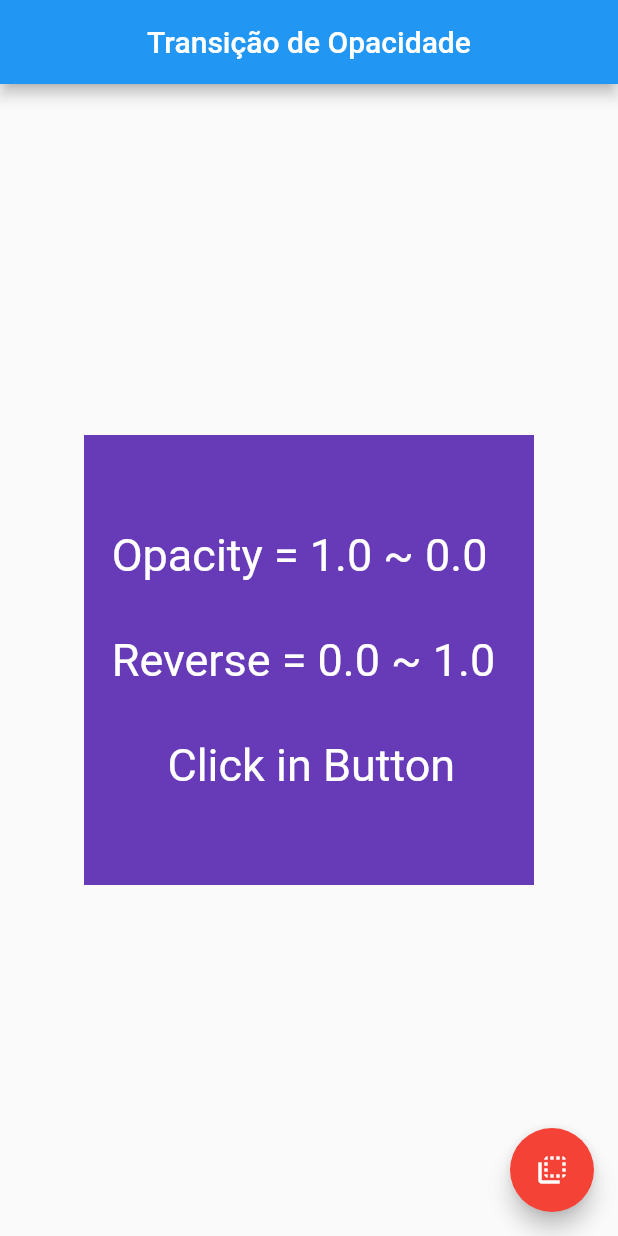
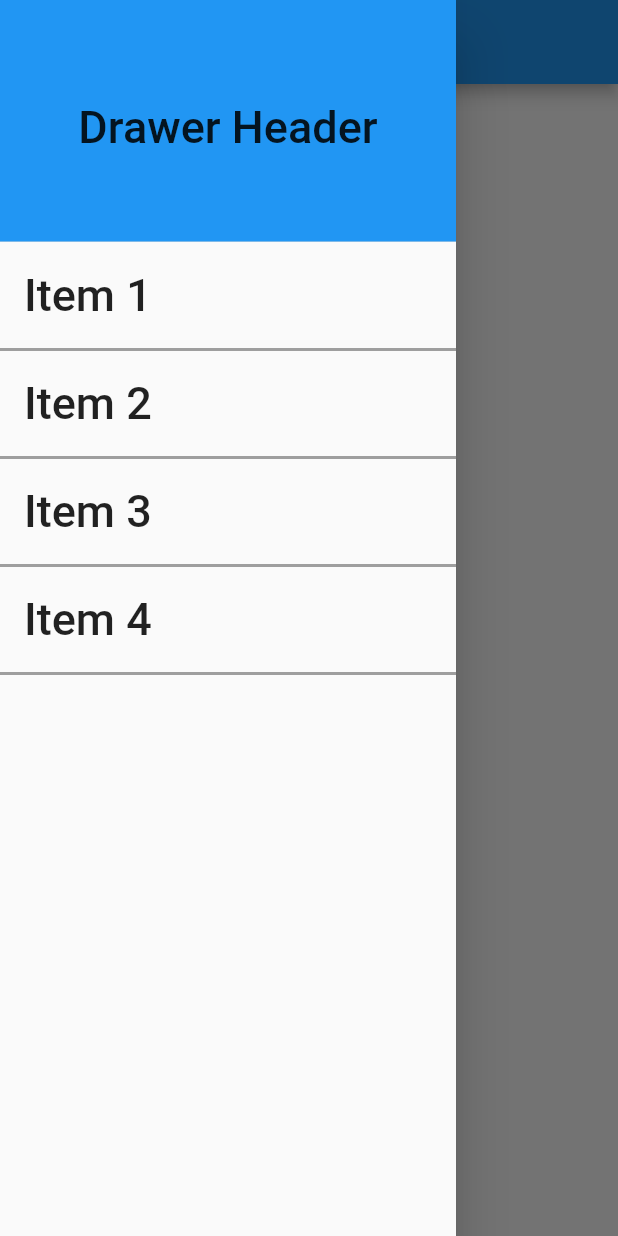
Before and after one commit to MarcosOtake/Flutter-CookBook, a Flutter app: the screen it shows after launch, with the side drawer open (before the commit the screen has no drawer), on a phone screen of 412 x 824 dp. Run offline on Flutter 3.47's test engine with Material 2 defaults, Android fonts, the phone set to English and light mode, and no system bars.

Commit message:
exemple drawer

```diff
--- /dev/null
+++ b/lib/animation/Drawer.dart
@@ -0,0 +1,101 @@
+import 'package:flutter/material.dart';
+
+class ExempleDrawer extends StatelessWidget {
+  final appTitle = 'Exemplo Drawer';
+
+  @override
+  Widget build(BuildContext context) {
+    return MaterialApp(
+      debugShowCheckedModeBanner: false,
+      title: appTitle,
+      home: MyHomePage(title: appTitle),
+    );
+  }
+}
+
+class MyHomePage extends StatelessWidget {
+  final String title;
+
+  MyHomePage({Key key, this.title}) : super(key: key);
+
+  @override
+  Widget build(BuildContext context) {
+    return Scaffold(
+      appBar: AppBar(
+        centerTitle: true,
+        title: Text(title)),
+      body: Center(child: Text('Your Page!',style: TextStyle(fontSize: 30))),
+      drawer: Drawer(
+        // Add a ListView to the drawer. This ensures the user can scroll
+        // through the options in the drawer if there isn't enough vertical
+        // space to fit everything.
+        child: ListView(
+          // Important: Remove any padding from the ListView.
+          padding: EdgeInsets.zero,
+          children: <Widget>[
+            DrawerHeader(
+              child: Center(
+                child: Text('Drawer Header',style: TextStyle(fontSize: 30))),
+              decoration: BoxDecoration(
+                color: Colors.blue,
+              ),
+            ),
+
+            ListTile(
+              title: Text('Item 1',style: TextStyle(fontSize: 30),),
+              onTap: () {
+                // Update the state of the app
+                // ...
+                // Then close the drawer
+                Navigator.pop(context);
+              },
+            ),
+             Divider(
+              color: Colors.grey,
+                thickness: 2.0,
+               ),
+            ListTile(
+              title: Text('Item 2',style: TextStyle(fontSize: 30)),
+              onTap: () {
+                // Update the state of the app
+                // ...
+                // Then close the drawer
+                Navigator.pop(context);
+              },
+            ),
+             Divider(
+              color: Colors.grey,
+                thickness: 2.0,
+               ),
+             ListTile(
+              title: Text('Item 3',style: TextStyle(fontSize: 30)),
+              onTap: () {
+                // Update the state of the app
+                // ...
+                // Then close the drawer
+                Navigator.pop(context);
+              },
+            ),
+             Divider(
+               color: Colors.grey,
+                thickness: 2.0,
+                ),
+             ListTile(
+              title: Text('Item 4',style: TextStyle(fontSize: 30)),
+              onTap: () {
+                // Update the state of the app
+                // ...
+                // Then close the drawer
+                Navigator.pop(context);
+              },
+            ),
+             Divider(
+               color: Colors.grey,
+                thickness: 2.0,
+                ),
+          ],
+        ),
+      ),
+    );
+  }
+}
--- a/lib/main.dart
+++ b/lib/main.dart
@@ -1,5 +1,6 @@
 import 'package:flutter/material.dart';
-import 'package:flutter_cookbook/animation/AnimatedOpacity.dart';
+//import 'package:flutter_cookbook/animation/AnimatedOpacity.dart';
+import 'package:flutter_cookbook/animation/Drawer.dart';
 //import 'package:flutter_cookbook/animation/PageRouteAnimation.dart';
 //import 'package:flutter_cookbook/animation/PhysicsSimulation.dart';
 //import 'package:flutter_cookbook/animation/AnimatedContainer.dart';
@@ -9,6 +10,6 @@ void main() {
   runApp(
     MaterialApp(
       debugShowCheckedModeBanner: false,
-      home: OpacityContainer(),
+      home: ExempleDrawer(),
     ));
 }
```
